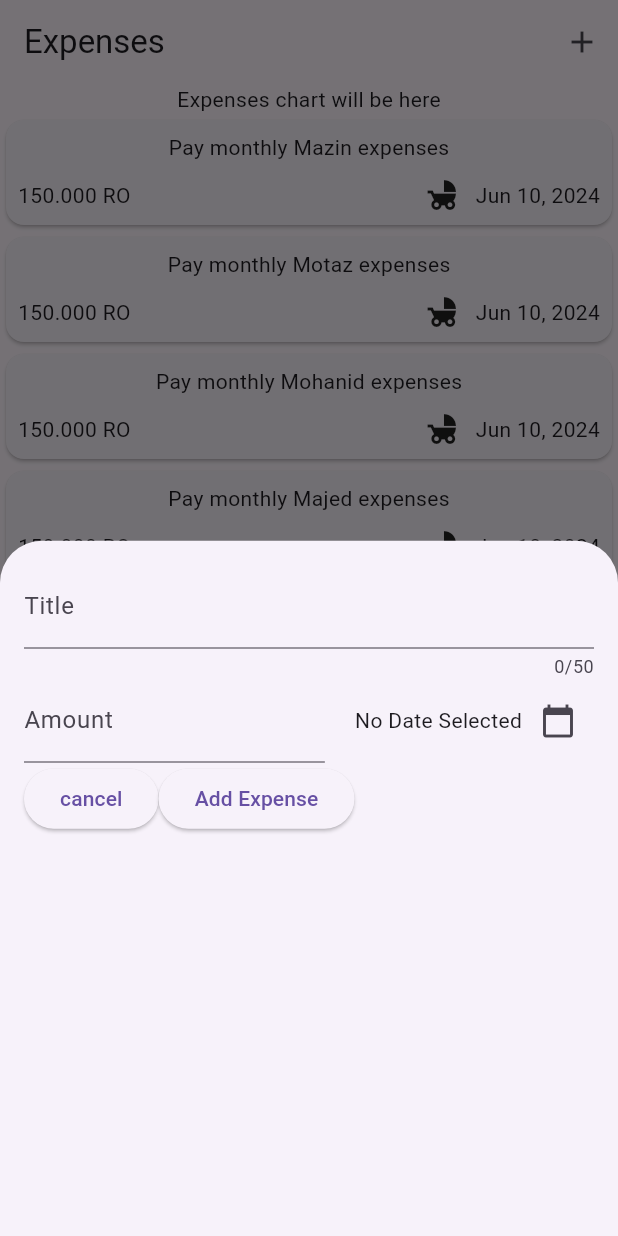
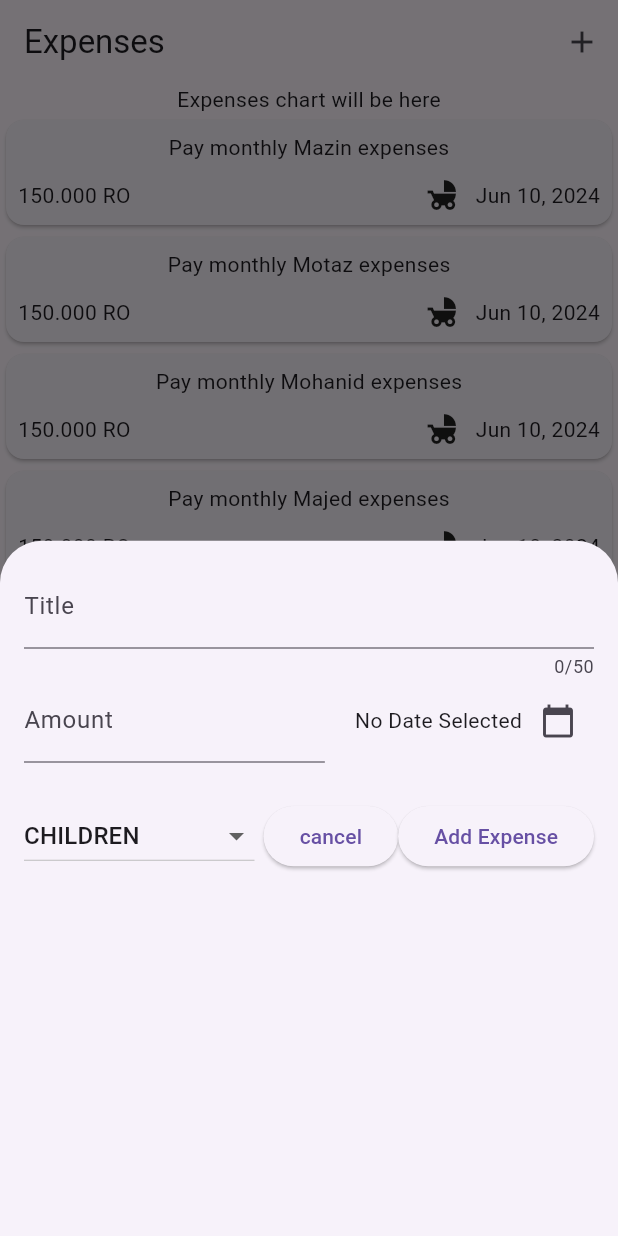
Before and after one commit to zuhairhd/expense, a Flutter app: the screen it shows after launch, after a tap on the "add" icon, on a phone screen of 412 x 824 dp. Run offline on Flutter 3.47's test engine with Material 3 defaults, Android fonts, the light colour scheme and no system bars.

Commit message:
Add category DropDownButton

```diff
--- a/lib/widget/add_expense.dart
+++ b/lib/widget/add_expense.dart
@@ -1,3 +1,4 @@
+import 'package:expnses_ex/models/Account.dart';
 import 'package:expnses_ex/models/expense.dart';
 import 'package:flutter/material.dart';
 
@@ -22,6 +23,7 @@ class _AddExpenseState extends State<AddExpense> {
   final _titleController = TextEditingController();
   final _amountController = TextEditingController();
   DateTime? _selectedDate;
+  Account _selectedAccount = Account.children;
 
   void _presentDatePicker() async {
     final now = DateTime.now();
@@ -34,9 +36,9 @@ class _AddExpenseState extends State<AddExpense> {
       firstDate: firstdate,
       lastDate: lastdate,
     );
-      setState(() {
-        _selectedDate = pickedDate;
-      });
+    setState(() {
+      _selectedDate = pickedDate;
+    });
   }
 
   @override
@@ -67,7 +69,10 @@ class _AddExpenseState extends State<AddExpense> {
               mainAxisAlignment: MainAxisAlignment.end,
               crossAxisAlignment: CrossAxisAlignment.center,
               children: [
-                Text(_selectedDate == null ? 'No Date Selected' : formatedDate.format(_selectedDate!)) , // show the selected date here
+                Text(_selectedDate == null
+                    ? 'No Date Selected'
+                    : formatedDate
+                        .format(_selectedDate!)), // show the selected date here
                 IconButton(
                   icon: const Icon(Icons.calendar_today),
                   onPressed: _presentDatePicker,
@@ -85,13 +90,32 @@ class _AddExpenseState extends State<AddExpense> {
         //   items: [],
         //   onChanged: (value) {},
         // ),
+        const SizedBox(height: 25),
         Row(
           children: [
-            ElevatedButton(
+            DropdownButton(
+              value: _selectedAccount,
+              items: Account.values.map((cat) {
+                return DropdownMenuItem(
+                  value: cat,
+                  child: Text(cat.name.toUpperCase()),
+                );
+              }).toList(),
+              onChanged: (value) {
+                // Implement the function here
+                if (value == null) {
+                  return;
+                }
+                setState(() {
+                  _selectedAccount = value;
+                });
+              },
+            ),
+            const Spacer(),
+             ElevatedButton(
               onPressed: () {
                 // cancel the adding expense and go back to the list
                 Navigator.pop(context);
-
               },
               child: const Text('cancel'),
             ),
```
